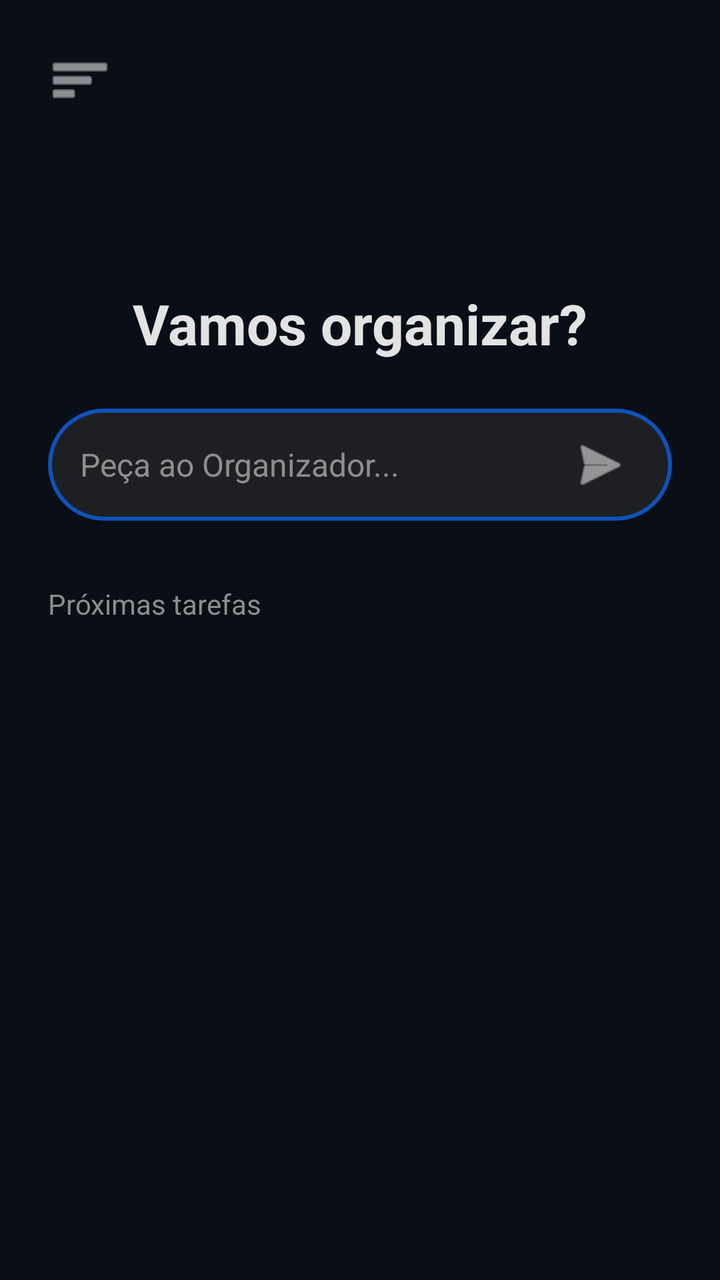
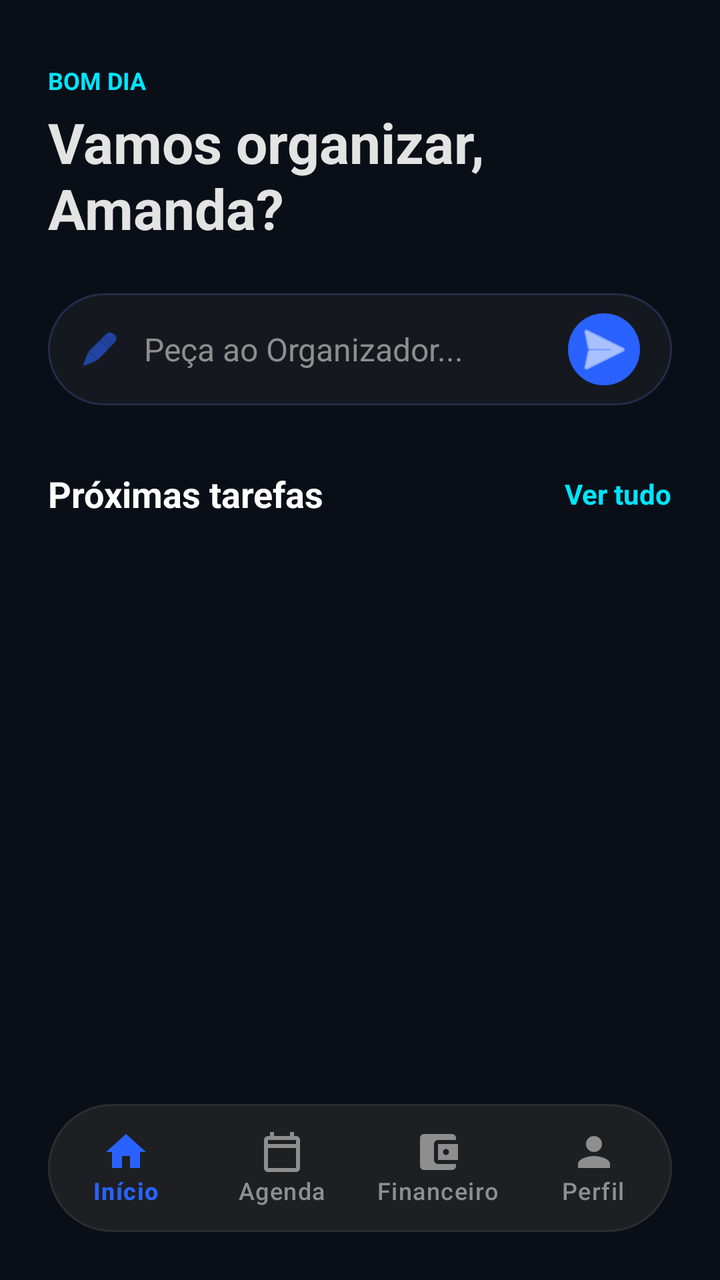

An Android layout rendered at two revisions. The XML below is the earlier revision; the diff shows what the commit changed to produce the second picture.
<!-- AndroidManifest.xml: application theme Theme.OrganizadorIA -->
<!-- res/layout/activity_main.xml -->
<?xml version="1.0" encoding="utf-8"?>
<androidx.drawerlayout.widget.DrawerLayout
    xmlns:android="http://schemas.android.com/apk/res/android"
    xmlns:app="http://schemas.android.com/apk/res-auto"
    android:id="@+id/drawerLayout"
    android:layout_width="match_parent"
    android:layout_height="match_parent"
    android:background="@color/cor_fundo"
    android:fitsSystemWindows="true"> 

    <androidx.constraintlayout.widget.ConstraintLayout
        android:layout_width="match_parent"
        android:layout_height="match_parent"
        android:fitsSystemWindows="true">

        <ImageButton
            android:id="@+id/btnAbrirMenu"
            android:layout_width="48dp"
            android:layout_height="48dp"
            android:layout_margin="16dp"
            android:background="?attr/selectableItemBackgroundBorderless"
            android:src="@android:drawable/ic_menu_sort_by_size"
            app:tint="#E3E3E3"
            app:layout_constraintTop_toTopOf="parent"
            app:layout_constraintStart_toStartOf="parent" />

        <TextView
            android:id="@+id/textSaudacao"
            android:layout_width="wrap_content"
            android:layout_height="wrap_content"
            android:layout_marginBottom="24dp"
            android:text="Vamos organizar?"
            android:textColor="#E3E3E3"
            android:textSize="28sp"
            android:textStyle="bold"
            app:layout_constraintBottom_toTopOf="@id/barraDigitacao"
            app:layout_constraintEnd_toEndOf="parent"
            app:layout_constraintStart_toStartOf="parent" />

        
        <LinearLayout
            android:id="@+id/barraDigitacao"
            android:layout_width="0dp"
            android:layout_height="56dp"
            android:layout_marginHorizontal="24dp"
            android:background="@drawable/bg_input_gemini"
            android:gravity="center_vertical"
            android:orientation="horizontal"
            android:paddingHorizontal="16dp"
            app:layout_constraintTop_toTopOf="parent"
            app:layout_constraintBottom_toBottomOf="parent"
            app:layout_constraintEnd_toEndOf="parent"
            app:layout_constraintStart_toStartOf="parent"
            app:layout_constraintVertical_bias="0.35">

            <EditText
                android:id="@+id/inputComando"
                android:layout_width="0dp"
                android:layout_height="match_parent"
                android:layout_weight="1"
                android:background="@null"
                android:hint="Peça ao Organizador..."
                android:textColorHint="#8E8E8E"
                android:textColor="#E3E3E3"
                android:textSize="16sp" />

            <ImageButton
                android:id="@+id/btnEnviar"
                android:layout_width="40dp"
                android:layout_height="40dp"
                android:background="?attr/selectableItemBackgroundBorderless"
                android:src="@android:drawable/ic_menu_send"
                app:tint="#E3E3E3" />
        </LinearLayout>

        <TextView
            android:id="@+id/labelProximas"
            android:layout_width="wrap_content"
            android:layout_height="wrap_content"
            android:layout_marginTop="32dp"
            android:text="Próximas tarefas"
            android:textColor="#8E8E8E"
            android:textSize="14sp"
            app:layout_constraintTop_toBottomOf="@id/barraDigitacao"
            app:layout_constraintStart_toStartOf="@id/barraDigitacao" />

        <androidx.recyclerview.widget.RecyclerView
            android:id="@+id/listaTarefas"
            android:layout_width="0dp"
            android:layout_height="0dp"
            android:layout_marginTop="8dp"
            android:paddingHorizontal="16dp"
            app:layout_constraintTop_toBottomOf="@id/labelProximas"
            app:layout_constraintBottom_toBottomOf="parent"
            app:layout_constraintStart_toStartOf="parent"
            app:layout_constraintEnd_toEndOf="parent" />

    </androidx.constraintlayout.widget.ConstraintLayout>

    <com.google.android.material.navigation.NavigationView
        android:id="@+id/navView"
        android:layout_width="wrap_content"
        android:layout_height="match_parent"
        android:layout_gravity="start"
        android:background="#1E1F22"
        app:itemTextColor="#E3E3E3"
        app:menu="@menu/menu_lateral" />

</androidx.drawerlayout.widget.DrawerLayout>
<!-- resources referenced by this layout -->
<resources>
  <color name="cor_fundo">#0a0f17</color>
  <!-- drawable bg_input_gemini (drawable) -->
  <?xml version="1.0" encoding="utf-8"?>
  <shape xmlns:android="http://schemas.android.com/apk/res/android">
      <solid android:color="#1E1F22" />
      <stroke android:width="2dp" android:color="@color/azul_safira" />
      <corners android:radius="28dp" />
  </shape>
  <style name="Theme.OrganizadorIA" parent="Base.Theme.OrganizadorIA" />
  <color name="azul_safira">#0F52BA</color>
  <style name="Base.Theme.OrganizadorIA" parent="Theme.Material3.DayNight.NoActionBar">
          
          
      </style>
</resources>

<!-- the commit's change to res/layout/activity_main.xml (unified diff, before → after) -->
@@ -1,109 +1,132 @@
 <?xml version="1.0" encoding="utf-8"?>
-<androidx.drawerlayout.widget.DrawerLayout
+<androidx.constraintlayout.widget.ConstraintLayout
     xmlns:android="http://schemas.android.com/apk/res/android"
     xmlns:app="http://schemas.android.com/apk/res-auto"
-    android:id="@+id/drawerLayout"
     android:layout_width="match_parent"
     android:layout_height="match_parent"
     android:background="@color/cor_fundo"
-    android:fitsSystemWindows="true"> 
+    android:fitsSystemWindows="true">
 
-    <androidx.constraintlayout.widget.ConstraintLayout
-        android:layout_width="match_parent"
-        android:layout_height="match_parent"
-        android:fitsSystemWindows="true">
+    <TextView
+        android:id="@+id/textBomDia"
+        android:layout_width="wrap_content"
+        android:layout_height="wrap_content"
+        android:layout_marginTop="32dp"
+        android:layout_marginStart="24dp"
+        android:text="BOM DIA"
+        android:textColor="@color/ciano"
+        android:textSize="12sp"
+        android:textStyle="bold"
+        android:textAllCaps="true"
+        app:layout_constraintStart_toStartOf="parent"
+        app:layout_constraintTop_toTopOf="parent" />
+
+    <TextView
+        android:id="@+id/textSaudacao"
+        android:layout_width="0dp"
+        android:layout_height="wrap_content"
+        android:layout_marginTop="4dp"
+        android:layout_marginEnd="24dp"
+        android:text="Vamos organizar, \nAmanda?"
+        android:textColor="#E3E3E3"
+        android:textSize="28sp"
+        android:textStyle="bold"
+        app:layout_constraintEnd_toEndOf="parent"
+        app:layout_constraintStart_toStartOf="@id/textBomDia"
+        app:layout_constraintTop_toBottomOf="@id/textBomDia" />
+
+    
+    <LinearLayout
+        android:id="@+id/barraDigitacao"
+        android:layout_width="0dp"
+        android:layout_height="56dp"
+        android:layout_marginHorizontal="24dp"
+        android:layout_marginTop="24dp"
+        android:background="@drawable/bg_input_home"
+        android:gravity="center_vertical"
+        android:orientation="horizontal"
+        android:paddingHorizontal="16dp"
+        app:layout_constraintTop_toBottomOf="@id/textSaudacao"
+        app:layout_constraintEnd_toEndOf="parent"
+        app:layout_constraintStart_toStartOf="parent">
+
+        <ImageView
+            android:layout_width="20dp"
+            android:layout_height="20dp"
+            android:src="@android:drawable/ic_menu_edit"
+            app:tint="@color/azul_safira" />
+
+        <EditText
+            android:id="@+id/inputComando"
+            android:layout_width="0dp"
+            android:layout_height="match_parent"
+            android:layout_weight="1"
+            android:layout_marginStart="12dp"
+            android:background="@null"
+            android:hint="Peça ao Organizador..."
+            android:textColorHint="#8E8E8E"
+            android:textColor="#E3E3E3"
+            android:textSize="16sp" />
 
         <ImageButton
-            android:id="@+id/btnAbrirMenu"
-            android:layout_width="48dp"
-            android:layout_height="48dp"
-            android:layout_margin="16dp"
-            android:background="?attr/selectableItemBackgroundBorderless"
-            android:src="@android:drawable/ic_menu_sort_by_size"
-            app:tint="#E3E3E3"
-            app:layout_constraintTop_toTopOf="parent"
-            app:layout_constraintStart_toStartOf="parent" />
+            android:id="@+id/btnEnviar"
+            android:layout_width="36dp"
+            android:layout_height="36dp"
+            android:background="@drawable/bg_btn_send"
+            android:src="@android:drawable/ic_menu_send"
+            android:padding="8dp"
+            app:tint="@color/white" />
+    </LinearLayout>
 
-        <TextView
-            android:id="@+id/textSaudacao"
-            android:layout_width="wrap_content"
-            android:layout_height="wrap_content"
-            android:layout_marginBottom="24dp"
-            android:text="Vamos organizar?"
-            android:textColor="#E3E3E3"
-            android:textSize="28sp"
-            android:textStyle="bold"
-            app:layout_constraintBottom_toTopOf="@id/barraDigitacao"
-            app:layout_constraintEnd_toEndOf="parent"
-            app:layout_constraintStart_toStartOf="parent" />
+    <TextView
+        android:id="@+id/labelProximas"
+        android:layout_width="wrap_content"
+        android:layout_height="wrap_content"
+        android:layout_marginTop="32dp"
+        android:text="Próximas tarefas"
+        android:textColor="@color/white"
+        android:textSize="18sp"
+        android:textStyle="bold"
+        app:layout_constraintTop_toBottomOf="@id/barraDigitacao"
+        app:layout_constraintStart_toStartOf="@id/barraDigitacao" />
 
-        
-        <LinearLayout
-            android:id="@+id/barraDigitacao"
-            android:layout_width="0dp"
-            android:layout_height="56dp"
-            android:layout_marginHorizontal="24dp"
-            android:background="@drawable/bg_input_gemini"
-            android:gravity="center_vertical"
-            android:orientation="horizontal"
-            android:paddingHorizontal="16dp"
-            app:layout_constraintTop_toTopOf="parent"
-            app:layout_constraintBottom_toBottomOf="parent"
-            app:layout_constraintEnd_toEndOf="parent"
-            app:layout_constraintStart_toStartOf="parent"
-            app:layout_constraintVertical_bias="0.35">
+    <TextView
+        android:id="@+id/labelVerTudo"
+        android:layout_width="wrap_content"
+        android:layout_height="wrap_content"
+        android:text="Ver tudo"
+        android:textColor="@color/ciano"
+        android:textSize="14sp"
+        android:textStyle="bold"
+        app:layout_constraintBottom_toBottomOf="@id/labelProximas"
+        app:layout_constraintEnd_toEndOf="@id/barraDigitacao"
+        app:layout_constraintTop_toTopOf="@id/labelProximas" />
 
-            <EditText
-                android:id="@+id/inputComando"
-                android:layout_width="0dp"
-                android:layout_height="match_parent"
-                android:layout_weight="1"
-                android:background="@null"
-                android:hint="Peça ao Organizador..."
-                android:textColorHint="#8E8E8E"
-                android:textColor="#E3E3E3"
-                android:textSize="16sp" />
+    <androidx.recyclerview.widget.RecyclerView
+        android:id="@+id/listaTarefas"
+        android:layout_width="0dp"
+        android:layout_height="0dp"
+        android:layout_marginTop="16dp"
+        app:layout_constraintTop_toBottomOf="@id/labelProximas"
+        app:layout_constraintBottom_toTopOf="@id/bottomNav"
+        app:layout_constraintStart_toStartOf="parent"
+        app:layout_constraintEnd_toEndOf="parent" />
 
-            <ImageButton
-                android:id="@+id/btnEnviar"
-                android:layout_width="40dp"
-                android:layout_height="40dp"
-                android:background="?attr/selectableItemBackgroundBorderless"
-                android:src="@android:drawable/ic_menu_send"
-                app:tint="#E3E3E3" />
-        </LinearLayout>
+    <com.google.android.material.bottomnavigation.BottomNavigationView
+        android:id="@+id/bottomNav"
+        android:layout_width="0dp"
+        android:layout_height="64dp"
+        android:layout_marginHorizontal="24dp"
+        android:layout_marginBottom="24dp"
+        android:background="@drawable/bg_bottom_nav"
+        app:itemIconTint="@color/nav_item_color"
+        app:itemTextColor="@color/nav_item_color"
+        app:itemActiveIndicatorStyle="@null"
+        app:itemRippleColor="@android:color/transparent"
+        app:labelVisibilityMode="labeled"
+        app:menu="@menu/menu_bottom_nav"
+        app:layout_constraintBottom_toBottomOf="parent"
+        app:layout_constraintStart_toStartOf="parent"
+        app:layout_constraintEnd_toEndOf="parent" />
 
-        <TextView
-            android:id="@+id/labelProximas"
-            android:layout_width="wrap_content"
-            android:layout_height="wrap_content"
-            android:layout_marginTop="32dp"
-            android:text="Próximas tarefas"
-            android:textColor="#8E8E8E"
-            android:textSize="14sp"
-            app:layout_constraintTop_toBottomOf="@id/barraDigitacao"
-            app:layout_constraintStart_toStartOf="@id/barraDigitacao" />
-
-        <androidx.recyclerview.widget.RecyclerView
-            android:id="@+id/listaTarefas"
-            android:layout_width="0dp"
-            android:layout_height="0dp"
-            android:layout_marginTop="8dp"
-            android:paddingHorizontal="16dp"
-            app:layout_constraintTop_toBottomOf="@id/labelProximas"
-            app:layout_constraintBottom_toBottomOf="parent"
-            app:layout_constraintStart_toStartOf="parent"
-            app:layout_constraintEnd_toEndOf="parent" />
-
-    </androidx.constraintlayout.widget.ConstraintLayout>
-
-    <com.google.android.material.navigation.NavigationView
-        android:id="@+id/navView"
-        android:layout_width="wrap_content"
-        android:layout_height="match_parent"
-        android:layout_gravity="start"
-        android:background="#1E1F22"
-        app:itemTextColor="#E3E3E3"
-        app:menu="@menu/menu_lateral" />
-
-</androidx.drawerlayout.widget.DrawerLayout>
+</androidx.constraintlayout.widget.ConstraintLayout>
<!-- resource entries referenced after the edit -->
@@ -1,15 +1,31 @@
 <!-- resources referenced by this layout -->
 <resources>
-  <color name="cor_fundo">#0a0f17</color>
-  <!-- drawable bg_input_gemini (drawable) -->
+  <color name="cor_fundo">#0A0F17</color>
+  <color name="white">#FFFFFFFF</color>
+  <!-- drawable bg_bottom_nav (drawable) -->
+  <?xml version="1.0" encoding="utf-8"?>
+  <shape xmlns:android="http://schemas.android.com/apk/res/android"
+      android:shape="rectangle">
+      <solid android:color="#1E1F22"/>
+      <corners android:radius="32dp"/>
+      <stroke android:width="1dp" android:color="#2C2D31"/>
+  </shape>
+  <!-- drawable bg_btn_send (drawable) -->
   <?xml version="1.0" encoding="utf-8"?>
   <shape xmlns:android="http://schemas.android.com/apk/res/android">
-      <solid android:color="#1E1F22" />
-      <stroke android:width="2dp" android:color="@color/azul_safira" />
+      <solid android:color="@color/azul_safira" />
+      <corners android:radius="18dp" />
+  </shape>
+  <!-- drawable bg_input_home (drawable) -->
+  <?xml version="1.0" encoding="utf-8"?>
+  <shape xmlns:android="http://schemas.android.com/apk/res/android">
+      <solid android:color="#16181F" />
+      <stroke android:width="1dp" android:color="#232C4A" />
       <corners android:radius="28dp" />
   </shape>
   <style name="Theme.OrganizadorIA" parent="Base.Theme.OrganizadorIA" />
-  <color name="azul_safira">#0F52BA</color>
+  <color name="azul_safira">#2962FF</color>
+  <color name="ciano">#00E5FF</color>
   <style name="Base.Theme.OrganizadorIA" parent="Theme.Material3.DayNight.NoActionBar">
           
           
